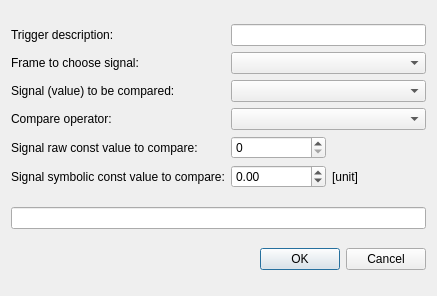
This is SW/DataLoggerPC/src/trigger_dialog.ui in mkowalik/DataLogger_CAN_GPS_2018 as Qt 5 draws it before an edit. The edited form follows.
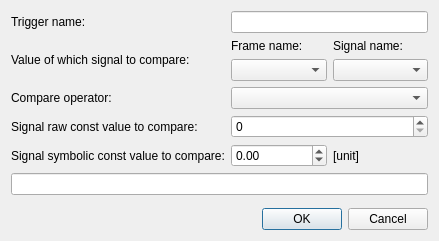
This is the edited form.

Commit message: SW: Implemented addStartTrigger and addStopTrigger methods in Config.cpp. Added name field to ConfigTrigger. Moved converting raw<->symbolic values to ConfigSignal class. Added set'ters methods for ConfigTrigger class. Added vector<unsigned char> getRawData() in SingleCANFrameData class. Added UI for start triggers and stop triggers. Added try-catch blocks for every event handlers with QMessageBox in handler.

What changed in the file:
```diff
--- a/SW/DataLoggerPC/src/trigger_dialog.ui
+++ b/SW/DataLoggerPC/src/trigger_dialog.ui
@@ -6,8 +6,8 @@
    <rect>
     <x>0</x>
     <y>0</y>
-    <width>437</width>
-    <height>296</height>
+    <width>439</width>
+    <height>241</height>
    </rect>
   </property>
   <property name="minimumSize">
@@ -19,109 +19,140 @@
   <property name="windowTitle">
    <string>Dialog</string>
   </property>
-  <layout class="QGridLayout" name="gridLayout_2">
-   <item row="0" column="0">
-    <layout class="QGridLayout" name="gridLayout">
-     <item row="3" column="1" colspan="2">
-      <widget class="QComboBox" name="operator_comboBox"/>
-     </item>
-     <item row="5" column="1">
-      <widget class="QDoubleSpinBox" name="symbolicConstValue_doubleSpinBox">
-       <property name="showGroupSeparator" stdset="0">
-        <bool>true</bool>
-       </property>
-       <property name="suffix">
-        <string/>
-       </property>
-       <property name="minimum">
-        <double>-18446744073709551616.000000000000000</double>
-       </property>
-       <property name="maximum">
-        <double>18446744073709551616.000000000000000</double>
-       </property>
-      </widget>
-     </item>
-     <item row="0" column="1" colspan="2">
-      <widget class="QLineEdit" name="triggerDescription_lineEdit"/>
-     </item>
-     <item row="1" column="1" colspan="2">
-      <widget class="QComboBox" name="frame_comboBox"/>
-     </item>
-     <item row="2" column="1" colspan="2">
-      <widget class="QComboBox" name="signal_comboBox"/>
-     </item>
-     <item row="4" column="0">
-      <widget class="QLabel" name="signalRawValue_label">
-       <property name="text">
-        <string>Signal raw const value to compare:</string>
-       </property>
-      </widget>
+  <layout class="QVBoxLayout" name="verticalLayout">
+   <item>
+    <layout class="QGridLayout" name="gridLayout_3">
+     <item row="2" column="1">
+      <widget class="QComboBox" name="compareOperator_comboBox"/>
      </item>
      <item row="0" column="0">
-      <widget class="QLabel" name="triggerDescription_label">
+      <widget class="QLabel" name="triggerName_label">
        <property name="text">
-        <string>Trigger description:</string>
+        <string>Trigger name:</string>
+       </property>
+      </widget>
+     </item>
+     <item row="3" column="1">
+      <widget class="QSpinBox" name="rawConstValue_spinBox">
+       <property name="showGroupSeparator" stdset="0">
+        <bool>true</bool>
+       </property>
+       <property name="maximum">
+        <number>2147483647</number>
+       </property>
+       <property name="value">
+        <number>0</number>
+       </property>
+      </widget>
+     </item>
+     <item row="0" column="1">
+      <widget class="QLineEdit" name="triggerName_lineEdit"/>
+     </item>
+     <item row="4" column="0">
+      <widget class="QLabel" name="signalSymbolicValue_label">
+       <property name="text">
+        <string>Signal symbolic const value to compare:</string>
        </property>
       </widget>
      </item>
      <item row="2" column="0">
-      <widget class="QLabel" name="signal_label">
-       <property name="text">
-        <string>Signal (value) to be compared:</string>
-       </property>
-      </widget>
-     </item>
-     <item row="3" column="0">
       <widget class="QLabel" name="compareOperator_label">
        <property name="text">
         <string>Compare operator:</string>
        </property>
       </widget>
      </item>
-     <item row="5" column="0">
-      <widget class="QLabel" name="signalSymbolicValue_label">
-       <property name="text">
-        <string>Signal symbolic const value to compare:</string>
-       </property>
-      </widget>
-     </item>
      <item row="1" column="0">
-      <widget class="QLabel" name="frame_label">
+      <widget class="QLabel" name="signal_label">
        <property name="text">
-        <string>Frame to choose signal: </string>
+        <string>Value of which signal to compare:</string>
        </property>
       </widget>
      </item>
-     <item row="5" column="2">
-      <widget class="QLabel" name="unit_label">
-       <property name="text">
-        <string>[unit]</string>
-       </property>
-      </widget>
+     <item row="1" column="1">
+      <layout class="QGridLayout" name="gridLayout">
+       <item row="0" column="1">
+        <widget class="QLabel" name="frame_label_3">
+         <property name="text">
+          <string>Signal name:</string>
+         </property>
+        </widget>
+       </item>
+       <item row="0" column="0">
+        <widget class="QLabel" name="frame_label">
+         <property name="text">
+          <string>Frame name:</string>
+         </property>
+        </widget>
+       </item>
+       <item row="1" column="1">
+        <widget class="QComboBox" name="signal_comboBox"/>
+       </item>
+       <item row="1" column="0">
+        <widget class="QComboBox" name="frame_comboBox"/>
+       </item>
+      </layout>
      </item>
      <item row="4" column="1">
-      <widget class="QSpinBox" name="rawConstValue_spinBox">
-       <property name="showGroupSeparator" stdset="0">
-        <bool>true</bool>
-       </property>
-       <property name="maximum">
-        <number>2147483647</number>
-       </property>
-       <property name="value">
-        <number>0</number>
+      <layout class="QHBoxLayout" name="horizontalLayout">
+       <item>
+        <widget class="QDoubleSpinBox" name="symbolicConstValue_doubleSpinBox">
+         <property name="showGroupSeparator" stdset="0">
+          <bool>true</bool>
+         </property>
+         <property name="suffix">
+          <string/>
+         </property>
+         <property name="minimum">
+          <double>-18446744073709551616.000000000000000</double>
+         </property>
+         <property name="maximum">
+          <double>18446744073709551616.000000000000000</double>
+         </property>
+         <property name="singleStep">
+          <double>0.100000000000000</double>
+         </property>
+        </widget>
+       </item>
+       <item>
+        <widget class="QLabel" name="unit_label">
+         <property name="text">
+          <string>[unit]</string>
+         </property>
+        </widget>
+       </item>
+      </layout>
+     </item>
+     <item row="3" column="0">
+      <widget class="QLabel" name="signalRawValue_label">
+       <property name="text">
+        <string>Signal raw const value to compare:</string>
        </property>
       </widget>
      </item>
     </layout>
    </item>
-   <item row="1" column="0">
+   <item>
     <widget class="QLineEdit" name="formulaRender_lineEdit">
      <property name="readOnly">
       <bool>true</bool>
      </property>
     </widget>
    </item>
-   <item row="2" column="0">
+   <item>
+    <spacer name="verticalSpacer">
+     <property name="orientation">
+      <enum>Qt::Vertical</enum>
+     </property>
+     <property name="sizeHint" stdset="0">
+      <size>
+       <width>20</width>
+       <height>79</height>
+      </size>
+     </property>
+    </spacer>
+   </item>
+   <item>
     <widget class="QDialogButtonBox" name="buttonBox">
      <property name="orientation">
       <enum>Qt::Horizontal</enum>
```
Left out of the diff: 6 changed lines with no effect on the pictures. The commit also changes 19 other files.
